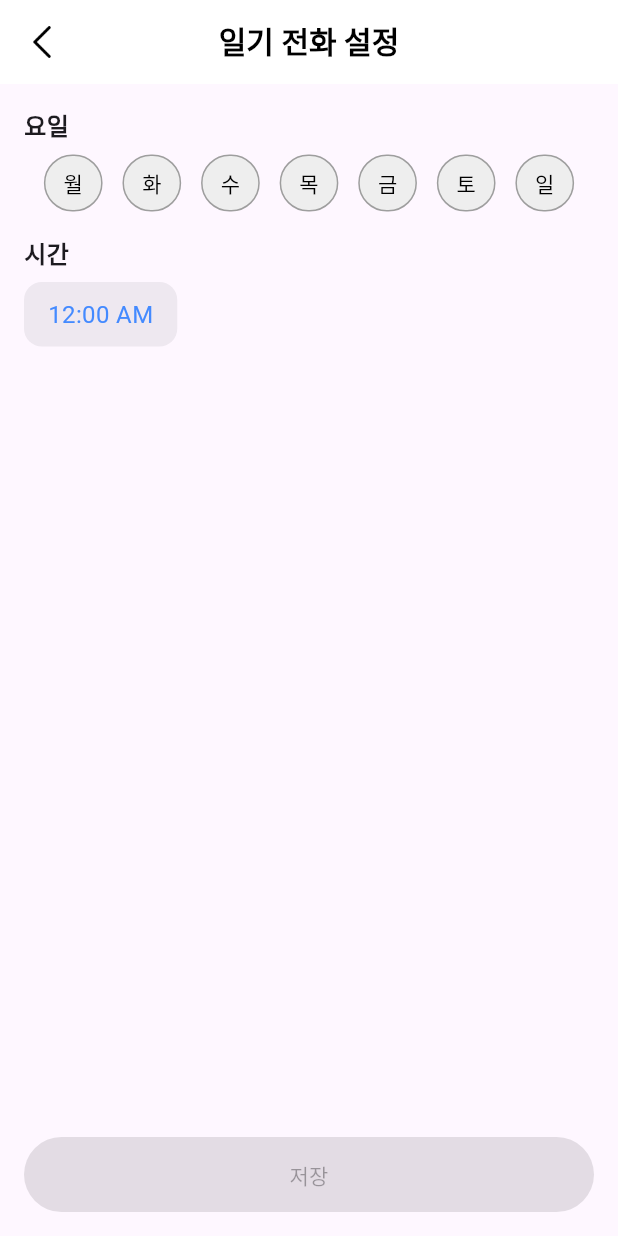
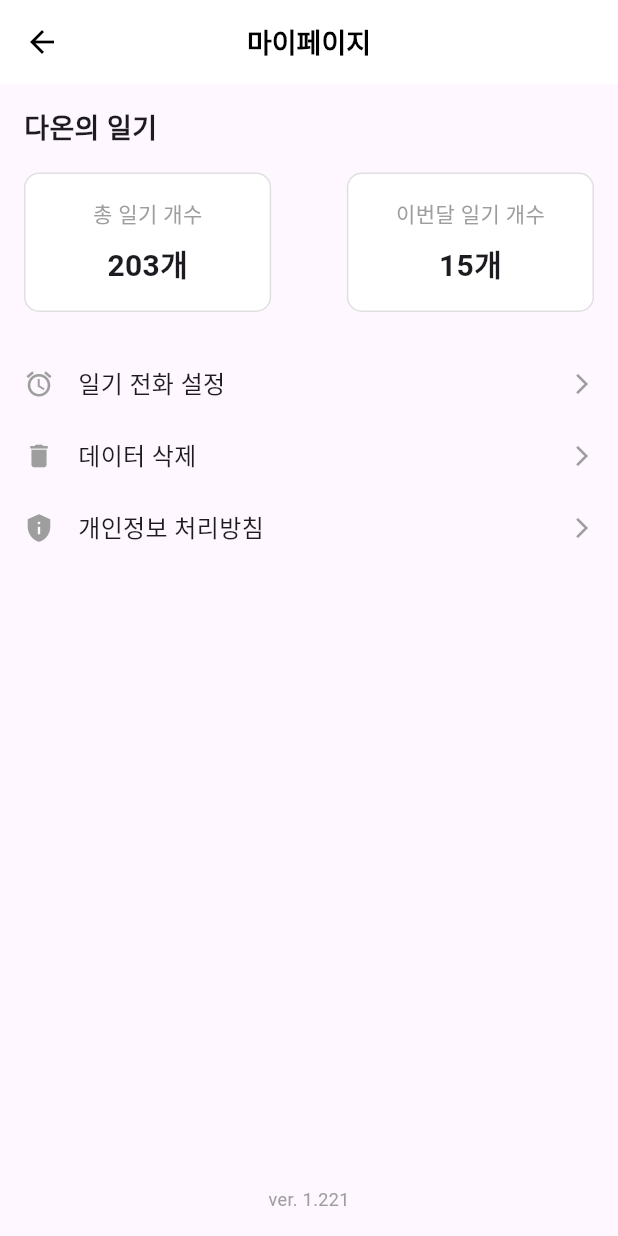
Before and after one commit to Mallang-Diary/MallangDiary-FrontEnd, a Flutter app: the screen it shows after launch, after a tap on "Go to Initial Setting Page", on a phone screen of 412 x 824 dp. Run offline on Flutter 3.47's test engine with Material 3 defaults, Android fonts, the phone set to English and light mode, and no system bars; our stand-ins replace audioplayers, percent_indicator, permission_handler, smooth_page_indicator, supabase; missing offline and left inert: dart:ffi, flutter_sound; accounts and stored records are empty.

Commit message:
[mypage] 생성

```diff
--- a/lib/main.dart
+++ b/lib/main.dart
@@ -4,6 +4,7 @@ import 'package:mallang_project_v1/page/diary_board/board1.dart';
 import 'package:mallang_project_v1/page/diary_board/board2.dart';
 import 'package:mallang_project_v1/page/initial_setting/initial_setting_page.dart';
 import 'package:mallang_project_v1/page/main_page/call_setting_page_ml03.dart';
+import 'package:mallang_project_v1/page/main_page/mypage_ml04.dart';
 import 'package:mallang_project_v1/setting_page.dart';
 import 'package:mallang_project_v1/page/caller/caller_screen.dart';
 import 'package:mallang_project_v1/page/initial_setting/nickname_page.dart';
@@ -47,6 +48,7 @@ class MyApp extends StatelessWidget {
           '/calling_page': (context) => CallingPage(),
           '/board2_page': (context) => Board2Page(),
           '/board1_page': (context) => Board1Page(),
+          '/mypage_ml04': (context) => MyPage(),
         },
       ),
     );
@@ -67,7 +69,7 @@ class MyHomePage extends StatelessWidget {
       body: Center(
         child: ElevatedButton(
             onPressed: () {
-              Navigator.pushNamed(context, '/call_setting_page_ml03');
+              Navigator.pushNamed(context, '/mypage_ml04');
             },
             child: Text('Go to Initial Setting Page')),
       ),
--- a/lib/page/main_page/call_setting_page_ml03.dart
+++ b/lib/page/main_page/call_setting_page_ml03.dart
@@ -162,3 +162,6 @@ class _CallSettingsPageState extends State<CallSettingsPage> {
     );
   }
 }
+
+// 추가 고려 사항
+// 1. 요일별로 알람 시간 설정을 가능하도록 개발해야 한다.
--- /dev/null
+++ b/lib/page/main_page/mypage_ml04.dart
@@ -0,0 +1,159 @@
+import 'package:flutter/material.dart';
+
+class MyPage extends StatelessWidget {
+  @override
+  Widget build(BuildContext context) {
+    return Scaffold(
+      appBar: AppBar(
+        backgroundColor: Colors.white, // AppBar 배경색
+        elevation: 0, // 그림자 제거
+        leading: IconButton(
+          icon: Icon(Icons.arrow_back, color: Colors.black),
+          onPressed: () => Navigator.pop(context),
+        ),
+        title: Text(
+          "마이페이지",
+          style: TextStyle(
+            color: Colors.black,
+            fontSize: 18, // 제목 글자 크기
+            fontWeight: FontWeight.bold, // 제목 글자 굵기
+          ),
+        ),
+        centerTitle: true, // 제목 중앙 정렬
+      ),
+      body: Padding(
+        padding: const EdgeInsets.all(16.0),
+        child: Column(
+          crossAxisAlignment: CrossAxisAlignment.start,
+          children: [
+            Text(
+              "다온의 일기",
+              style: TextStyle(
+                fontSize: 18, // 제목 글자 크기
+                fontWeight: FontWeight.bold, // 제목 글자 굵기
+              ),
+            ),
+            SizedBox(height: 16),
+            Row(
+              mainAxisAlignment: MainAxisAlignment.spaceBetween,
+              children: [
+                _StatBox(
+                  label: "총 일기 개수",
+                  value: "203개",
+                ),
+                _StatBox(
+                  label: "이번달 일기 개수",
+                  value: "15개",
+                ),
+              ],
+            ),
+            SizedBox(height: 24),
+            _MenuItem(
+              icon: Icons.alarm,
+              title: "일기 전화 설정",
+              onTap: () {
+                // 해당 페이지로 이동 로직 추가
+              },
+            ),
+            _MenuItem(
+              icon: Icons.delete,
+              title: "데이터 삭제",
+              onTap: () {
+                // 해당 페이지로 이동 로직 추가
+              },
+            ),
+            _MenuItem(
+              icon: Icons.privacy_tip,
+              title: "개인정보 처리방침",
+              onTap: () {
+                // 해당 페이지로 이동 로직 추가
+              },
+            ),
+            Spacer(),
+            Center(
+              child: Text(
+                "ver. 1.221",
+                style: TextStyle(
+                  fontSize: 12, // 버전 글자 크기
+                  color: Colors.grey, // 색상
+                ),
+              ),
+            ),
+          ],
+        ),
+      ),
+    );
+  }
+}
+
+class _StatBox extends StatelessWidget {
+  final String label;
+  final String value;
+
+  const _StatBox({required this.label, required this.value});
+
+  @override
+  Widget build(BuildContext context) {
+    return Container(
+      width: MediaQuery.of(context).size.width * 0.4, // 너비 설정
+      padding: EdgeInsets.all(16),
+      decoration: BoxDecoration(
+        color: Colors.white,
+        border: Border.all(color: Colors.grey[300]!), // 테두리 색상
+        borderRadius: BorderRadius.circular(10), // 모서리 둥글게
+      ),
+      child: Column(
+        children: [
+          Text(
+            label,
+            style: TextStyle(
+              fontSize: 14, // 라벨 글자 크기
+              color: Colors.grey, // 라벨 색상
+            ),
+          ),
+          SizedBox(height: 8),
+          Text(
+            value,
+            style: TextStyle(
+              fontSize: 20, // 값 글자 크기
+              fontWeight: FontWeight.bold, // 값 굵게
+            ),
+          ),
+        ],
+      ),
+    );
+  }
+}
+
+class _MenuItem extends StatelessWidget {
+  final IconData icon;
+  final String title;
+  final VoidCallback onTap;
+
+  const _MenuItem({required this.icon, required this.title, required this.onTap});
+
+  @override
+  Widget build(BuildContext context) {
+    return GestureDetector(
+      onTap: onTap,
+      child: Padding(
+        padding: const EdgeInsets.symmetric(vertical: 12),
+        child: Row(
+          children: [
+            Icon(icon, color: Colors.grey, size: 20), // 아이콘
+            SizedBox(width: 16),
+            Expanded(
+              child: Text(
+                title,
+                style: TextStyle(
+                  fontSize: 16, // 메뉴 글자 크기
+                ),
+              ),
+            ),
+            Icon(Icons.arrow_forward_ios, color: Colors.grey, size: 16), // 화살표
+          ],
+        ),
+      ),
+    );
+  }
+}
```
